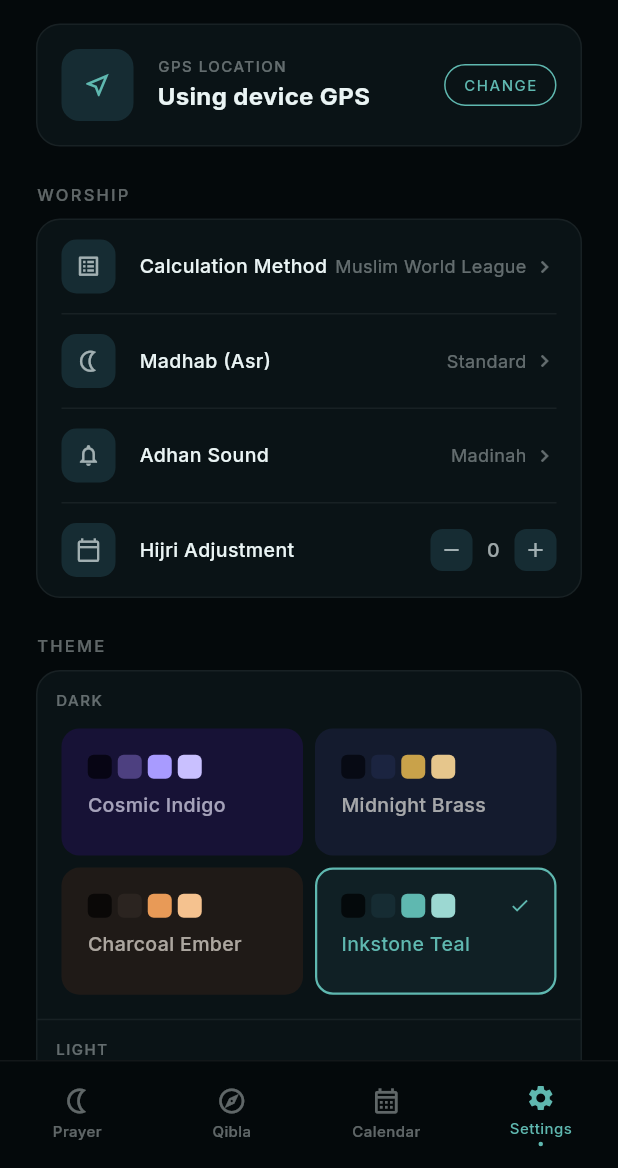
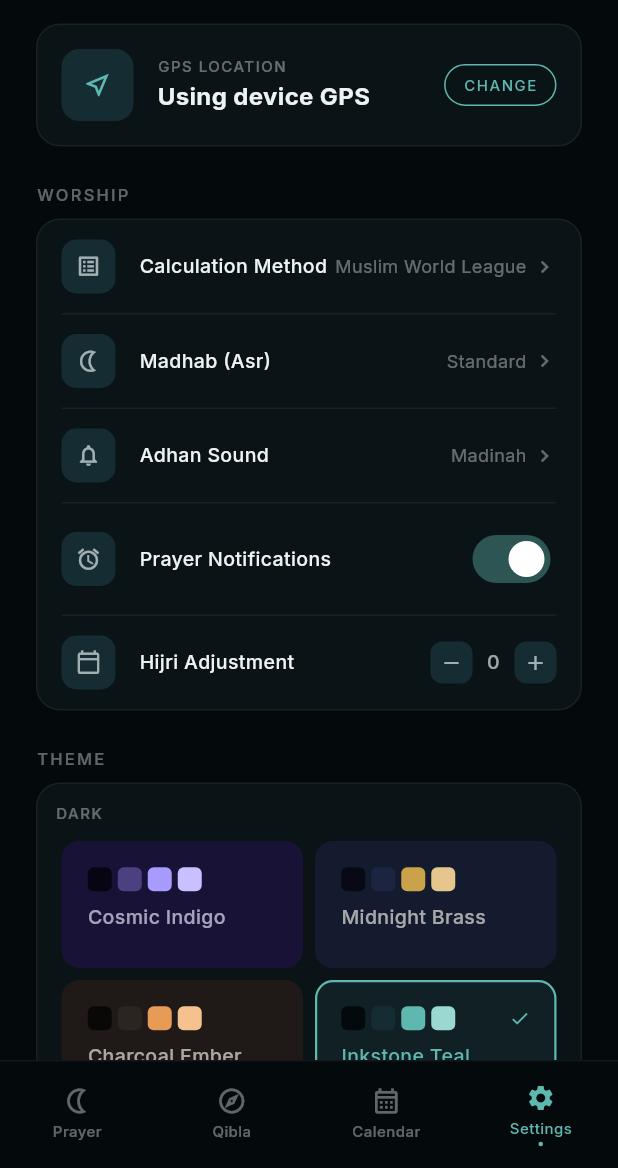
Before and after one commit to iqbalf-a/qibli, a Flutter app: the screen it shows after launch, item 4 of the bottom bar chosen, on a phone screen of 412 x 824 dp, the part 68-1236 px from its top. Run offline on Flutter 3.47's test engine with Material 3 defaults, Android fonts, the phone set to English and light mode, and no system bars; our stand-ins replace adhan, audioplayers, flutter_compass, geocoding, geolocator, google_fonts and 2 more.

Commit message:
feat(settings): add prayer notifications toggle
Adds notificationsEnabled field to SettingsProvider with SharedPreferences
persistence, and a Switch row in the settings screen styled to match app theme.

```diff
--- a/lib/providers/settings_provider.dart
+++ b/lib/providers/settings_provider.dart
@@ -69,6 +69,7 @@ class SettingsProvider extends ChangeNotifier {
   };
   int _hijriOffset = 0;
   ManualLocation? _manualLocation;
+  bool _notificationsEnabled = true;
 
   String get calculationMethod => _calculationMethod;
   String get madhab => _madhab;
@@ -76,6 +77,7 @@ class SettingsProvider extends ChangeNotifier {
   Map<String, String> get bellState => Map.unmodifiable(_bellState);
   int get hijriOffset => _hijriOffset;
   ManualLocation? get manualLocation => _manualLocation;
+  bool get notificationsEnabled => _notificationsEnabled;
 
   SettingsProvider() {
     _load();
@@ -96,6 +98,9 @@ class SettingsProvider extends ChangeNotifier {
       if (saved['hijriOffset'] != null) _hijriOffset = saved['hijriOffset'] as int;
       if (saved['manualLocation'] != null) {
         _manualLocation = ManualLocation.fromJson(saved['manualLocation'] as Map<String, dynamic>);
+      }
+      if (saved['notificationsEnabled'] != null) {
+        _notificationsEnabled = saved['notificationsEnabled'] as bool;
       }
       notifyListeners();
     } catch (_) {}
@@ -145,4 +150,10 @@ class SettingsProvider extends ChangeNotifier {
     notifyListeners();
     _persist({'manualLocation': loc?.toJson()});
   }
+
+  void updateNotificationsEnabled(bool enabled) {
+    _notificationsEnabled = enabled;
+    notifyListeners();
+    _persist({'notificationsEnabled': enabled});
+  }
 }
--- a/lib/screens/settings_screen.dart
+++ b/lib/screens/settings_screen.dart
@@ -318,6 +318,22 @@ class _SettingsScreenState extends State<SettingsScreen> {
               trailingValue: adhanLabel,
               showChevron: true,
               appTheme: appTheme,
+            ),
+          ),
+          Divider(height: 1, color: appTheme.line, indent: 16, endIndent: 16),
+          _SettingRow(
+            icon: Icons.alarm_outlined,
+            label: 'Prayer Notifications',
+            appTheme: appTheme,
+            trailingWidget: Switch(
+              value: settings.notificationsEnabled,
+              onChanged: settings.updateNotificationsEnabled,
+              trackColor: WidgetStateProperty.resolveWith(
+                (states) => states.contains(WidgetState.selected)
+                    ? appTheme.accent.withValues(alpha: 0.4)
+                    : appTheme.bg3,
+              ),
+              thumbColor: WidgetStateProperty.all(Colors.white),
             ),
           ),
           Divider(height: 1, color: appTheme.line, indent: 16, endIndent: 16),
```
